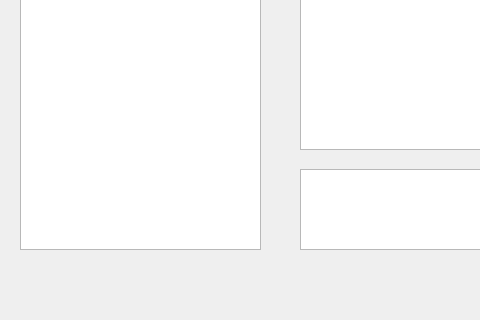
Old version of the form I2I/MainWindow.ui in the repository Aspirisha/au-softdes; both pictures show x 0 to 480 and y 280 to 600 of the 894 by 600 pixel window.
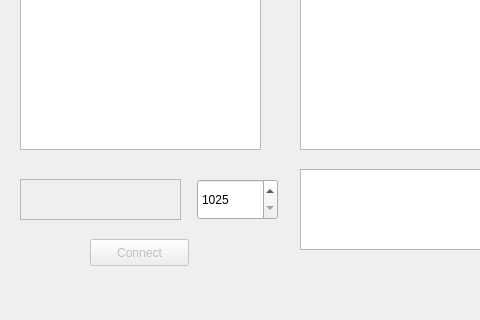
New version of the form. Custom widgets are drawn as their Qt base class.

Patch:
```diff
--- a/I2I/MainWindow.ui
+++ b/I2I/MainWindow.ui
@@ -65,7 +65,7 @@
       <x>20</x>
       <y>20</y>
       <width>241</width>
-      <height>491</height>
+      <height>391</height>
      </rect>
     </property>
     <layout class="QVBoxLayout" name="verticalLayout">
@@ -84,6 +84,54 @@
      </item>
     </layout>
    </widget>
+   <widget class="CustomIpEditor" name="ip">
+    <property name="geometry">
+     <rect>
+      <x>20</x>
+      <y>440</y>
+      <width>161</width>
+      <height>41</height>
+     </rect>
+    </property>
+    <property name="frameShape">
+     <enum>QFrame::StyledPanel</enum>
+    </property>
+    <property name="frameShadow">
+     <enum>QFrame::Raised</enum>
+    </property>
+   </widget>
+   <widget class="QSpinBox" name="spinBox">
+    <property name="geometry">
+     <rect>
+      <x>197</x>
+      <y>440</y>
+      <width>81</width>
+      <height>41</height>
+     </rect>
+    </property>
+    <property name="minimum">
+     <number>1025</number>
+    </property>
+    <property name="maximum">
+     <number>65535</number>
+    </property>
+   </widget>
+   <widget class="QPushButton" name="connect">
+    <property name="enabled">
+     <bool>false</bool>
+    </property>
+    <property name="geometry">
+     <rect>
+      <x>90</x>
+      <y>500</y>
+      <width>99</width>
+      <height>27</height>
+     </rect>
+    </property>
+    <property name="text">
+     <string>Connect</string>
+    </property>
+   </widget>
   </widget>
   <widget class="QMenuBar" name="menubar">
    <property name="geometry">
@@ -121,6 +169,17 @@
    </property>
   </action>
  </widget>
+ <customwidgets>
+  <customwidget>
+   <class>CustomIpEditor</class>
+   <extends>QFrame</extends>
+   <header>CustomIpEditor.h</header>
+   <container>1</container>
+   <slots>
+    <signal>fillChanged(bool)</signal>
+   </slots>
+  </customwidget>
+ </customwidgets>
  <resources/>
  <connections>
   <connection>
```
Left out of the diff: 21 changed lines with no effect on the pictures.
